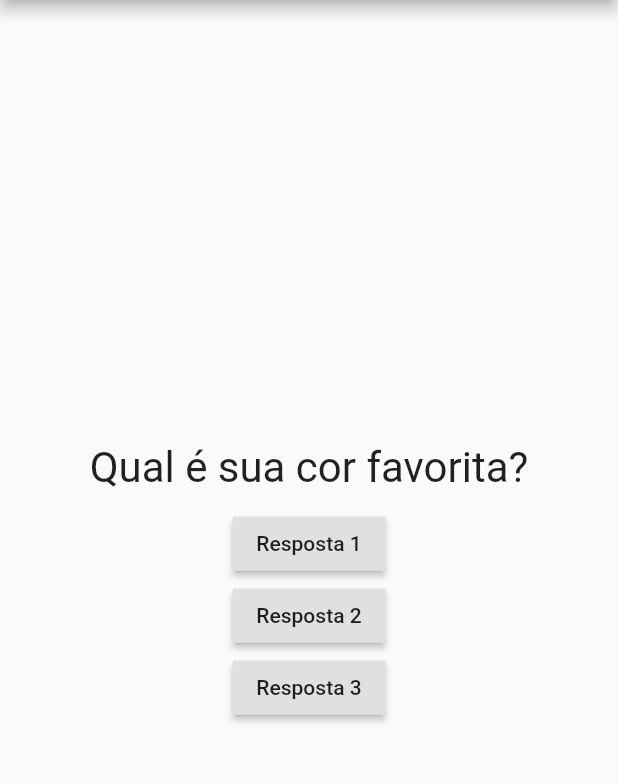
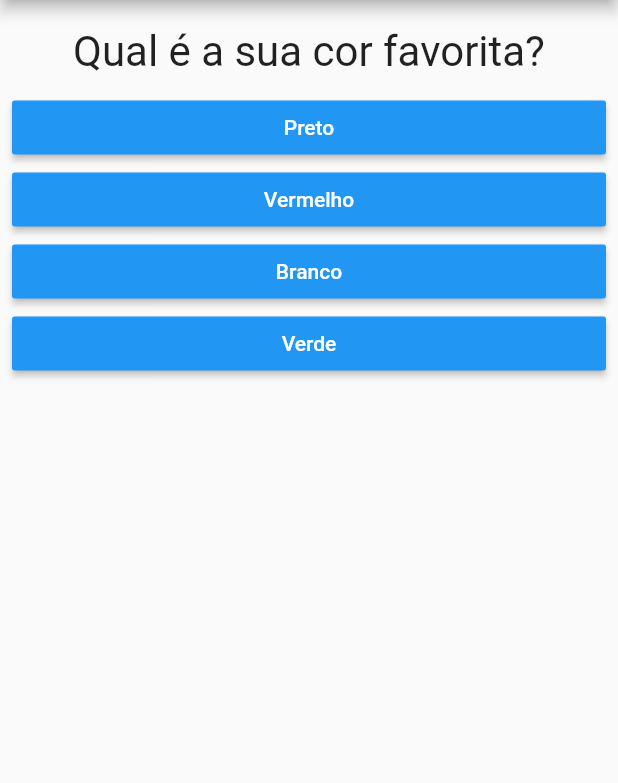
Before and after one commit to diegoluques/Flutter_Perguntas, a Flutter app: the screen it shows after launch, on a phone screen of 412 x 824 dp, the part 84-867 px from its top. Run offline on Flutter 3.47's test engine with Material 2 defaults, Android fonts, the phone set to English and light mode, and no system bars.

Commit message:
Final projeto

```diff
--- a/lib/main.dart
+++ b/lib/main.dart
@@ -1,5 +1,6 @@
 import 'package:flutter/material.dart';
-import 'package:flutter_perguntas/questao.dart';
+import 'package:flutter_perguntas/questionario.dart';
+import 'package:flutter_perguntas/resultado.dart';
 
 void main() {
   runApp(PerguntaApp());
@@ -11,49 +12,78 @@ class PerguntaApp extends StatefulWidget {
 }
 
 class _PerguntaAppState extends State<PerguntaApp> {
-  var perguntaSelecionada = 0;
-  void _responder() {
+  var _perguntaSelecionada = 0;
+  var _pontuacaoTotal = 0;
+  final _perguntas = const [
+    {
+      "texto": "Qual é a sua cor favorita?",
+      "respostas": [
+        {"texto": "Preto", "pontuacao": 10},
+        {"texto": "Vermelho", "pontuacao": 5},
+        {"texto": "Branco", "pontuacao": 3},
+        {"texto": "Verde", "pontuacao": 1},
+      ],
+    },
+    {
+      "texto": "Qual é o seu animal favorito?",
+      "respostas": [
+        {"texto": "Coelho", "pontuacao": 6},
+        {"texto": "Cachorro", "pontuacao": 3},
+        {"texto": "Gato", "pontuacao": 2},
+        {"texto": "Leão", "pontuacao": 8},
+      ],
+    },
+    {
+      "texto": "Qual é o seu instrutor favorito?",
+      "respostas": [
+        {"texto": "Maria", "pontuacao": 9},
+        {"texto": "João", "pontuacao": 7},
+        {"texto": "Leo", "pontuacao": 10},
+        {"texto": "Pedro", "pontuacao": 4},
+      ],
+    },
+  ];
+
+  bool get temPerguntaSelecionada {
+    return _perguntaSelecionada < _perguntas.length;
+  }
+
+  void _responder(int pontuacao) {
+    if (temPerguntaSelecionada) {
+      setState(() {
+        _perguntaSelecionada++;
+        _pontuacaoTotal += pontuacao;
+      });
+
+      print(_pontuacaoTotal);
+    }
+  }
+
+  void _reiniciarQuestionario() {
     setState(() {
-      perguntaSelecionada++;
+      _perguntaSelecionada = 0;
+      _pontuacaoTotal = 0;
     });
-    print(perguntaSelecionada);
   }
 
   @override
   Widget build(BuildContext context) {
-    final pergunstas = [
-      "Qual é sua cor favorita?",
-      "Qual é seu animal favorito?",
-    ];
-
     return MaterialApp(
       debugShowCheckedModeBanner: false,
       home: Scaffold(
         appBar: AppBar(
           title: Text("Flutter Perguntas"),
         ),
-        body: Padding(
-          padding: const EdgeInsets.all(8.0),
-          child: Column(
-            crossAxisAlignment: CrossAxisAlignment.center,
-            mainAxisAlignment: MainAxisAlignment.center,
-            children: <Widget>[
-              Questao(pergunstas[perguntaSelecionada]),
-              RaisedButton(
-                child: Text("Resposta 1"),
-                onPressed: _responder,
-              ),
-              RaisedButton(
-                child: Text("Resposta 2"),
-                onPressed: _responder,
-              ),
-              RaisedButton(
-                child: Text("Resposta 3"),
-                onPressed: _responder,
-              ),
-            ],
-          ),
-        ),
+        body: temPerguntaSelecionada
+            ? Padding(
+                padding: const EdgeInsets.all(8.0),
+                child: Qustionario(
+                  perguntas: _perguntas,
+                  perguntaSelecionada: _perguntaSelecionada,
+                  quandoResponder: _responder,
+                ),
+              )
+            : Resultado(_pontuacaoTotal, _reiniciarQuestionario),
       ),
     );
   }
--- /dev/null
+++ b/lib/questionario.dart
@@ -0,0 +1,39 @@
+import 'package:flutter/material.dart';
+import 'package:flutter_perguntas/questao.dart';
+import 'package:flutter_perguntas/resposta.dart';
+
+class Qustionario extends StatelessWidget {
+  final List<Map<String, Object>> perguntas;
+  final int perguntaSelecionada;
+  final void Function(int) quandoResponder;
+
+  Qustionario({
+    @required this.perguntas,
+    @required this.perguntaSelecionada,
+    @required this.quandoResponder,
+  });
+
+  bool get temPerguntaSelecionada {
+    return perguntaSelecionada < perguntas.length;
+  }
+
+  @override
+  Widget build(BuildContext context) {
+    List<Map<String, Object>> respostas = temPerguntaSelecionada
+        ? perguntas[perguntaSelecionada]["respostas"]
+        : null;
+
+    return Column(
+      crossAxisAlignment: CrossAxisAlignment.center,
+      children: <Widget>[
+        Questao(perguntas[perguntaSelecionada]["texto"]),
+        ...respostas.map((resp) {
+          return Resposta(
+            resp["texto"],
+            () => quandoResponder(resp["pontuacao"]),
+          );
+        }).toList(),
+      ],
+    );
+  }
+}
--- /dev/null
+++ b/lib/resposta.dart
@@ -0,0 +1,21 @@
+import 'package:flutter/material.dart';
+
+class Resposta extends StatelessWidget {
+  final String texto;
+  final void Function() quandoSelecionado;
+
+  Resposta(this.texto, this.quandoSelecionado);
+
+  @override
+  Widget build(BuildContext context) {
+    return Container(
+      width: double.infinity,
+      child: RaisedButton(
+        textColor: Colors.white,
+        color: Colors.blue,
+        child: Text(texto),
+        onPressed: quandoSelecionado,
+      ),
+    );
+  }
+}
```
Also changed, not shown: lib/resultado.dart (added, +45 -0 lines).
